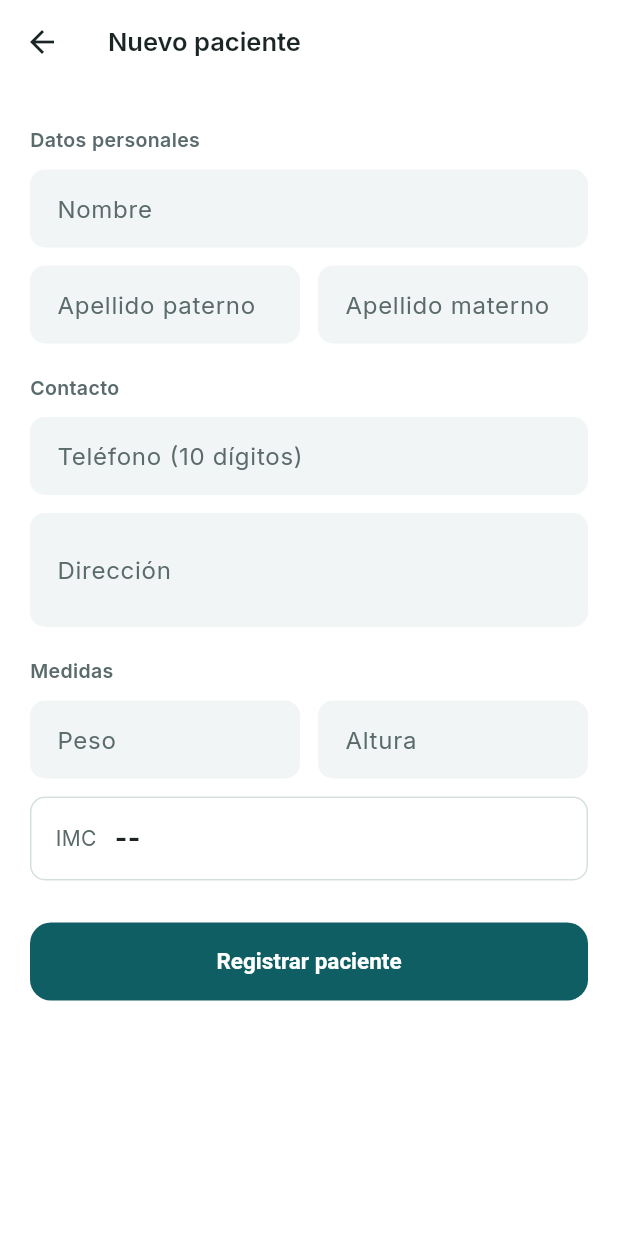
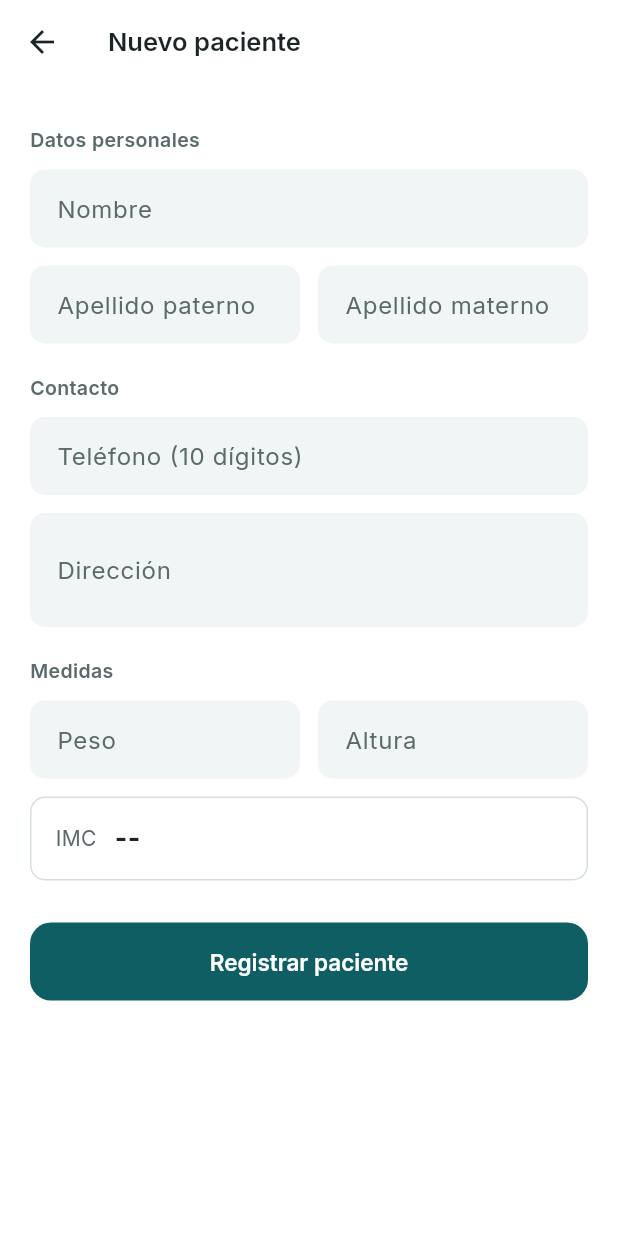
Before and after one commit to CristianMares/app_pacientes, a Flutter app: the screen it shows after launch, after a tap on "Nuevo paciente", on a phone screen of 412 x 824 dp. Run offline on Flutter 3.47's test engine with Material 3 defaults, Android fonts, the phone set to English and light mode, and no system bars; our stand-ins replace google_fonts, pdf, share_plus, shared_preferences; network calls fail.

Commit message:
Fuente en botones y dialogos

```diff
--- a/lib/pages/detalle_paciente_page.dart
+++ b/lib/pages/detalle_paciente_page.dart
@@ -116,7 +116,7 @@ class _DetallePacientePageState extends State<DetallePacientePage> {
                     onPressed: _procesando ? null : _cambiarEstatus,
                     style: OutlinedButton.styleFrom(
                       foregroundColor: p.cancelado,
-                      side: BorderSide(color: p.canceladoFondo, width: 1.5),
+                      side: BorderSide(color: p.cancelado.withValues(alpha: 0.45), width: 1.5),
                     ),
                     child: const Text('Cancelar paciente'),
                   )
--- a/lib/tema.dart
+++ b/lib/tema.dart
@@ -119,14 +119,16 @@ ThemeData crearTema(Brightness brillo, {bool fuentesGoogle = true}) {
     systemNavigationBarIconBrightness: p.oscuro ? Brightness.light : Brightness.dark,
   );
 
+  final textos = (fuentesGoogle
+          ? GoogleFonts.interTextTheme(base.textTheme)
+          : base.textTheme.apply(fontFamily: 'Inter'))
+      .apply(bodyColor: p.texto, displayColor: p.texto);
+  // Los estilos que se definen a mano también llevan la fuente de la app
+  TextStyle estilo(TextStyle t) =>
+      fuentesGoogle ? GoogleFonts.inter(textStyle: t) : t.copyWith(fontFamily: 'Inter');
+
   return base.copyWith(
-    textTheme: (fuentesGoogle
-            ? GoogleFonts.interTextTheme(base.textTheme)
-            : base.textTheme.apply(fontFamily: 'Inter'))
-        .apply(
-      bodyColor: p.texto,
-      displayColor: p.texto,
-    ),
+    textTheme: textos,
     iconTheme: IconThemeData(color: p.texto),
     appBarTheme: AppBarTheme(
       backgroundColor: p.fondo,
@@ -149,13 +151,13 @@ ThemeData crearTema(Brightness brillo, {bool fuentesGoogle = true}) {
       errorBorder: OutlineInputBorder(borderRadius: radio, borderSide: BorderSide(color: p.cancelado)),
       focusedErrorBorder: OutlineInputBorder(
           borderRadius: radio, borderSide: BorderSide(color: p.cancelado, width: 1.5)),
-      labelStyle: TextStyle(color: p.secundario),
-      floatingLabelStyle: TextStyle(color: p.primario),
-      hintStyle: TextStyle(color: p.secundario),
-      suffixStyle: TextStyle(color: p.secundario),
+      labelStyle: estilo(TextStyle(color: p.secundario)),
+      floatingLabelStyle: estilo(TextStyle(color: p.primario)),
+      hintStyle: estilo(TextStyle(color: p.secundario)),
+      suffixStyle: estilo(TextStyle(color: p.secundario)),
       prefixIconColor: p.secundario,
       suffixIconColor: p.secundario,
-      errorStyle: TextStyle(color: p.cancelado),
+      errorStyle: estilo(TextStyle(color: p.cancelado)),
     ),
     textSelectionTheme: TextSelectionThemeData(
       cursorColor: p.primario,
@@ -170,7 +172,7 @@ ThemeData crearTema(Brightness brillo, {bool fuentesGoogle = true}) {
         disabledForegroundColor: p.secundario,
         minimumSize: const Size.fromHeight(52),
         shape: RoundedRectangleBorder(borderRadius: BorderRadius.circular(14)),
-        textStyle: const TextStyle(fontSize: 15, fontWeight: FontWeight.w600),
+        textStyle: estilo(TextStyle(fontSize: 15, fontWeight: FontWeight.w600)),
       ),
     ),
     outlinedButtonTheme: OutlinedButtonThemeData(
@@ -179,7 +181,7 @@ ThemeData crearTema(Brightness brillo, {bool fuentesGoogle = true}) {
         minimumSize: const Size.fromHeight(52),
         side: BorderSide(color: p.borde),
         shape: RoundedRectangleBorder(borderRadius: BorderRadius.circular(14)),
-        textStyle: const TextStyle(fontSize: 15, fontWeight: FontWeight.w600),
+        textStyle: estilo(TextStyle(fontSize: 15, fontWeight: FontWeight.w600)),
       ),
     ),
     textButtonTheme: TextButtonThemeData(
@@ -197,8 +199,8 @@ ThemeData crearTema(Brightness brillo, {bool fuentesGoogle = true}) {
     dialogTheme: DialogThemeData(
       backgroundColor: p.superficie,
       surfaceTintColor: Colors.transparent,
-      titleTextStyle: TextStyle(color: p.texto, fontSize: 18, fontWeight: FontWeight.w700),
-      contentTextStyle: TextStyle(color: p.secundario, fontSize: 15, height: 1.4),
+      titleTextStyle: estilo(TextStyle(color: p.texto, fontSize: 18, fontWeight: FontWeight.w700)),
+      contentTextStyle: estilo(TextStyle(color: p.secundario, fontSize: 15, height: 1.4)),
     ),
     bottomSheetTheme: BottomSheetThemeData(
       backgroundColor: p.superficie,
@@ -208,7 +210,7 @@ ThemeData crearTema(Brightness brillo, {bool fuentesGoogle = true}) {
     popupMenuTheme: PopupMenuThemeData(
       color: p.superficie,
       surfaceTintColor: Colors.transparent,
-      textStyle: TextStyle(color: p.texto, fontSize: 15),
+      textStyle: estilo(TextStyle(color: p.texto, fontSize: 15)),
       shape: RoundedRectangleBorder(
         borderRadius: BorderRadius.circular(12),
         side: BorderSide(color: p.borde),
@@ -219,7 +221,7 @@ ThemeData crearTema(Brightness brillo, {bool fuentesGoogle = true}) {
     snackBarTheme: SnackBarThemeData(
       behavior: SnackBarBehavior.floating,
       backgroundColor: p.oscuro ? const Color(0xFFE4ECEC) : const Color(0xFF1C2526),
-      contentTextStyle: TextStyle(color: p.oscuro ? const Color(0xFF1C2526) : Colors.white),
+      contentTextStyle: estilo(TextStyle(color: p.oscuro ? const Color(0xFF1C2526) : Colors.white)),
       actionTextColor: p.oscuro ? Paleta.clara.primario : Paleta.oscura.primario,
     ),
   );
```
